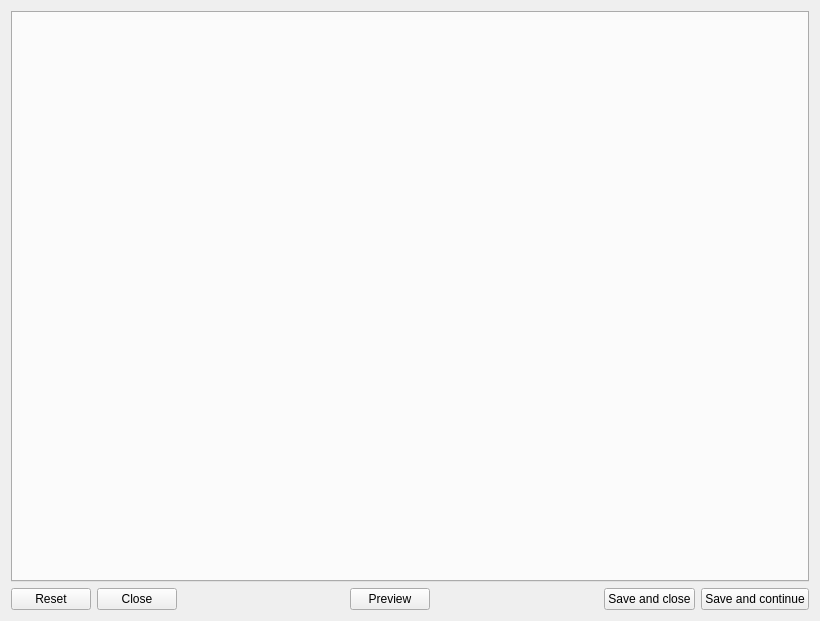
Old version of the form ui/edit.ui in the repository viur-framework/viur-admin.
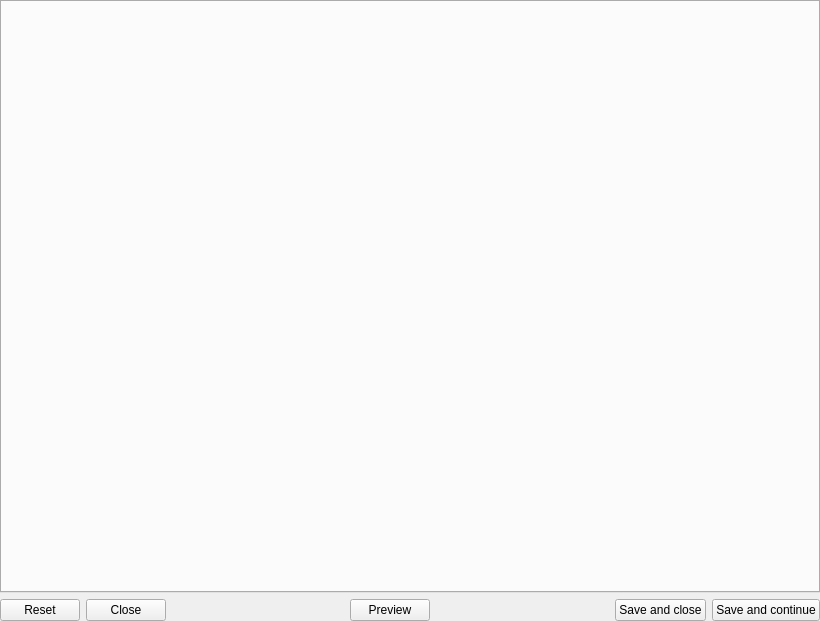
New version of the form. Icons and pictures are not drawn.

```diff
--- a/ui/edit.ui
+++ b/ui/edit.ui
@@ -14,6 +14,9 @@
    <string>Form</string>
   </property>
   <layout class="QVBoxLayout" name="verticalLayout">
+   <property name="margin">
+    <number>0</number>
+   </property>
    <item>
     <widget class="QTabWidget" name="tabWidget">
      <property name="sizePolicy">
```
